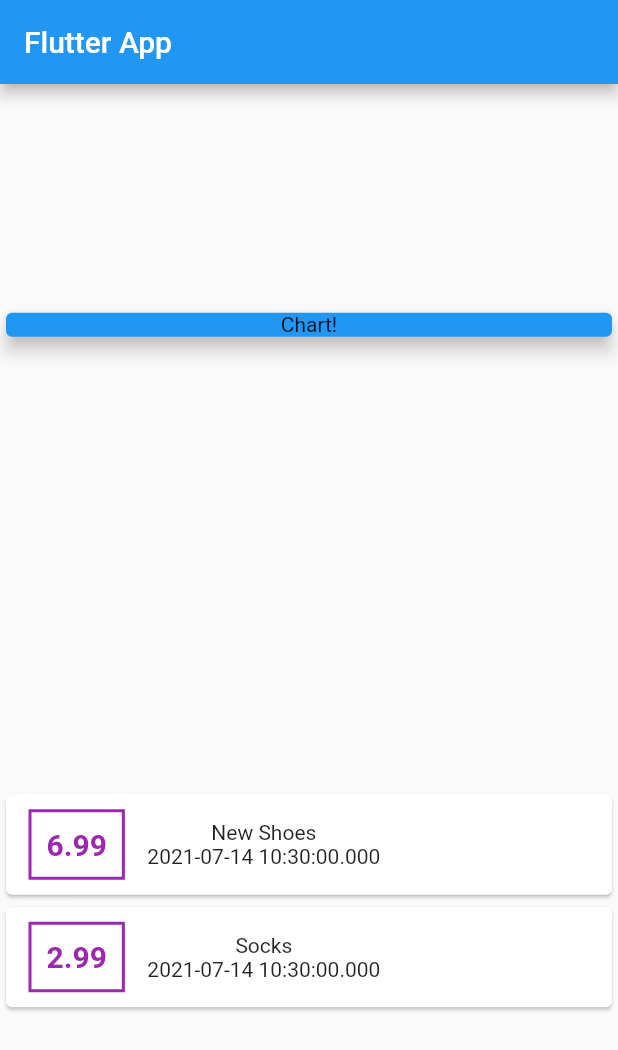
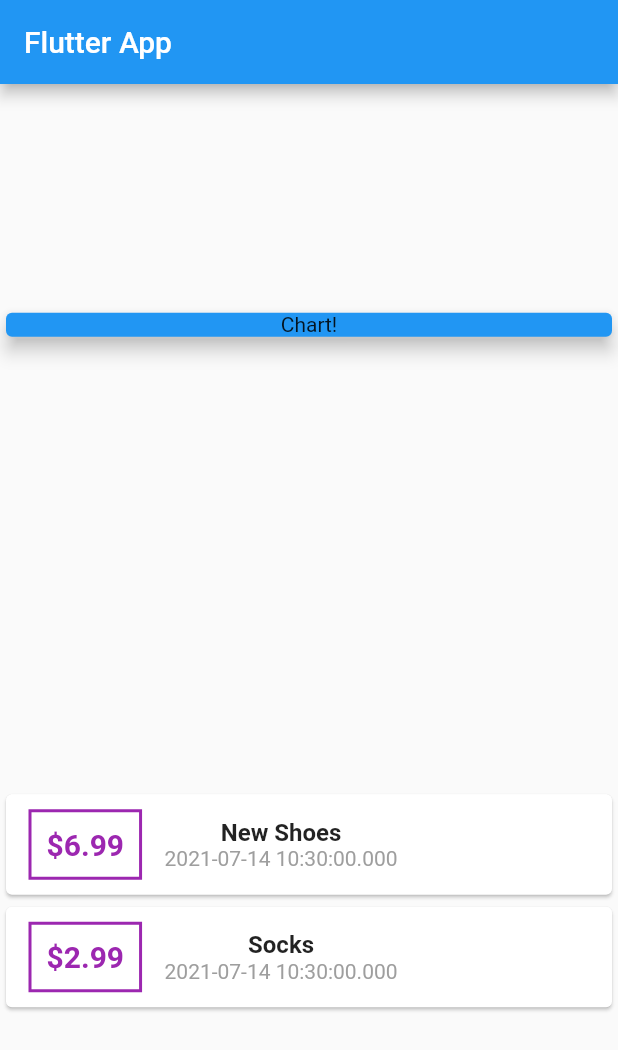
Before and after one commit to Tarikul-islam-shazan/daily_expense, a Flutter app: the screen it shows after launch, on a phone screen of 412 x 824 dp. Shown: the top 1050 px of the screen. Run offline on Flutter 3.47's test engine with Material 2 defaults, Android fonts, the phone set to English and light mode, and no system bars.

Commit message:
string interpolation- $ sign add on amount

```diff
--- a/lib/main.dart
+++ b/lib/main.dart
@@ -53,7 +53,7 @@ class MyHomePage extends StatelessWidget {
                         ),
                         padding: EdgeInsets.all(10),
                         child: Text(
-                          tx.amount.toString(),
+                          '\$${tx.amount}',
                           style: TextStyle(
                             fontWeight: FontWeight.bold,
                             fontSize: 20,
@@ -63,8 +63,19 @@ class MyHomePage extends StatelessWidget {
                       ),
                       Column(
                         children: <Widget>[
-                          Text(tx.title),
-                          Text(tx.date.toString()),
+                          Text(
+                            tx.title,
+                            style: TextStyle(
+                              fontSize: 16,
+                              fontWeight: FontWeight.bold,
+                            ),
+                          ),
+                          Text(
+                            tx.date.toString(),
+                            style: TextStyle(
+                              color: Colors.grey,
+                            ),
+                          ),
                         ],
                       )
                     ],
```
